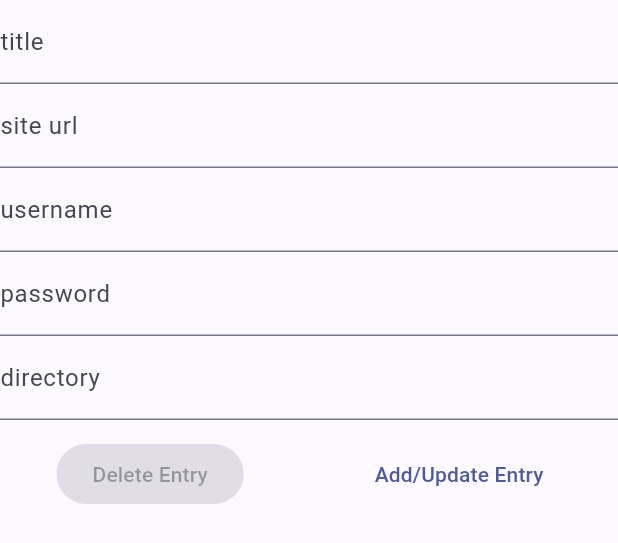
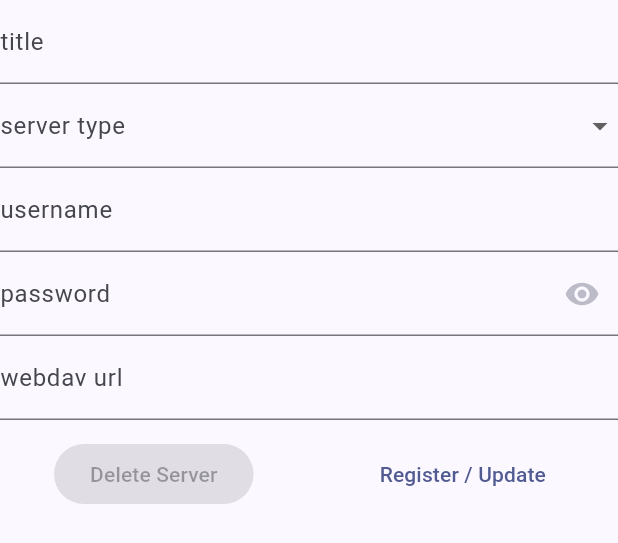
Before and after one commit to innomatica/cartaplus, a Flutter app: the WebDavSettings widget shown alone on an empty page, opened directly, on a phone screen of 412 x 824 dp. Shown: the top 543 px of the screen. Run offline on Flutter 3.47's test engine with Material 3 defaults, Android fonts, the phone set to English and light mode, and no system bars; drawn by our look-alikes of dynamic_color; our stand-ins replace audio_service, audio_video_progress_bar, cloud_firestore, cloud_functions, firebase_auth, firebase_core and 7 more; missing offline and left inert: encrypt, feed_parser, github; accounts and stored records are empty; generated files the repository leaves out were written again; network calls fail; project files that could hold a hidden picture were left out.

Commit message:
code clean up

```diff
--- a/lib/main.dart
+++ b/lib/main.dart
@@ -59,10 +59,6 @@ void main() async {
   final appDocDir = await getApplicationDocumentsDirectory();
   appDocDirPath = appDocDir.path;
 
-  // check update
-  final repo = CartaRepo();
-  repo.checkVersion();
-
   // start app
   runApp(
     MultiProvider(
--- a/lib/model/cartaserver.dart
+++ b/lib/model/cartaserver.dart
@@ -1,7 +1,7 @@
 import '../enc_dec.dart';
 import '../shared/helpers.dart';
 
-enum ServerType { nextcloud, webdav, gdrive }
+enum ServerType { nextcloud, koofr, webdav }
 
 class CartaServer {
   String serverId;
--- a/lib/screens/home/home.dart
+++ b/lib/screens/home/home.dart
@@ -250,7 +250,7 @@ class _HomePageState extends State<HomePage> {
       builder: (context, snapshot) {
         if (snapshot.hasData) {
           return Container(
-            color: Theme.of(context).colorScheme.surfaceVariant,
+            color: Theme.of(context).colorScheme.surfaceContainerHighest,
             padding: const EdgeInsets.only(
               left: 8.0,
               right: 8.0,
--- a/lib/screens/settings/webdav.dart
+++ b/lib/screens/settings/webdav.dart
@@ -15,34 +15,69 @@ class WebDavSettings extends StatefulWidget {
 
 class _WebDavSettingsState extends State<WebDavSettings> {
   final _titleController = TextEditingController();
-  final _urlController = TextEditingController();
   final _userController = TextEditingController();
   final _pswController = TextEditingController();
-  final _dirController = TextEditingController();
+  final _urlController = TextEditingController();
   final _formKey = GlobalKey<FormState>();
   late final CartaBloc _bloc;
+
+  ServerType? _serverType;
+  String _urlHintText = '';
+  bool hidePassword = true;
 
   @override
   void initState() {
     super.initState();
     _bloc = context.read<CartaBloc>();
     if (widget.server != null) {
+      _serverType = widget.server!.type;
       _titleController.text = widget.server!.title;
-      _urlController.text = widget.server!.url;
+      // _siteController.text = widget.server!.url;
       _userController.text = widget.server!.settings?['username'] ?? '';
       _pswController.text = widget.server!.settings?['password'] ?? '';
-      _dirController.text = widget.server!.settings?['directory'] ?? '';
+      _urlController.text =
+          widget.server!.url + widget.server!.settings?['directory'];
     }
   }
 
   @override
   void dispose() {
     _titleController.dispose();
-    _urlController.dispose();
     _userController.dispose();
     _pswController.dispose();
-    _dirController.dispose();
+    _urlController.dispose();
     super.dispose();
+  }
+
+  void _updateDavUrl() {
+    if (_serverType == ServerType.nextcloud) {
+      _urlController.text = "";
+      _urlHintText =
+          "https://cloud.example.com/remote.php/dav/files/${_userController.text}";
+    } else if (_serverType == ServerType.koofr) {
+      _urlController.text = "https://app.koofr.net/dav/Koofr";
+      _urlHintText = "";
+    } else if (_serverType == ServerType.webdav) {
+      _urlController.text = "";
+      _urlHintText = "https://cloud.example.com/webdav";
+    }
+  }
+
+  String? _checkDavUrl(String? value) {
+    if (value == null || value.isEmpty) {
+      return 'Please enter valid WebDAV url';
+    } else if (!value.startsWith('http')) {
+      return 'url should start with http or https';
+    } else {
+      if (_serverType == ServerType.koofr &&
+          !value.startsWith("https://app.koofr.net/dav/Koofr")) {
+        return 'incorrect webdav url for Koofr';
+      } else if (_serverType == ServerType.nextcloud &&
+          !value.contains('remote.php/dav/files')) {
+        return 'must contain /remote.php/dav/files';
+      }
+    }
+    return null;
   }
 
   @override
@@ -52,12 +87,14 @@ class _WebDavSettingsState extends State<WebDavSettings> {
       child: Column(
         mainAxisSize: MainAxisSize.min,
         children: [
+          //
           // title
+          //
           TextFormField(
             controller: _titleController,
             decoration: const InputDecoration(
               label: Text('title'),
-              hintText: 'My Nextcloud Instance',
+              hintText: 'My Cloud',
             ),
             validator: (value) {
               if (value == null || value.isEmpty == true) {
@@ -66,22 +103,26 @@ class _WebDavSettingsState extends State<WebDavSettings> {
               return null;
             },
           ),
-          // url
-          TextFormField(
-            controller: _urlController,
-            decoration: const InputDecoration(
-              label: Text('site url'),
-              hintText: 'https://my.nextcloud.domain',
-            ),
+          //
+          // server type
+          //
+          DropdownButtonFormField(
+            decoration: const InputDecoration(label: Text('server type')),
             validator: (value) {
               if (value == null) {
-                return 'Please enter url';
-              } else if (!value.startsWith('http://') &&
-                  !value.startsWith('https://')) {
-                return 'url should start with "http://" or "https://"';
+                return 'Please select server instance type';
               }
               return null;
             },
+            value: _serverType,
+            items: ServerType.values
+                .map((e) =>
+                    DropdownMenuItem<ServerType>(value: e, child: Text(e.name)))
+                .toList(),
+            onChanged: (ServerType? value) => setState(() {
+              _serverType = value;
+              _updateDavUrl();
+            }),
           ),
           // user
           TextFormField(
@@ -94,10 +135,23 @@ class _WebDavSettingsState extends State<WebDavSettings> {
               return null;
             },
           ),
+          //
+          // password
+          //
           TextFormField(
             controller: _pswController,
-            obscureText: true,
-            decoration: const InputDecoration(label: Text('password')),
+            obscureText: hidePassword,
+            decoration: InputDecoration(
+              label: const Text('password'),
+              suffixIcon: IconButton(
+                onPressed: () => setState(() => hidePassword = !hidePassword),
+                icon: const Icon(Icons.remove_red_eye),
+                color: Theme.of(context)
+                    .colorScheme
+                    .secondary
+                    .withAlpha(hidePassword ? 100 : 200),
+              ),
+            ),
             validator: (value) {
               if (value == null || value.isEmpty == true) {
                 return 'Please enter password';
@@ -105,17 +159,21 @@ class _WebDavSettingsState extends State<WebDavSettings> {
               return null;
             },
           ),
+          //
+          // webdav url
+          //
           TextFormField(
-            controller: _dirController,
-            decoration: const InputDecoration(
-              label: Text('directory'),
-              hintText: '/Media/MyAudioBooks',
-            ),
-          ),
+              controller: _urlController,
+              decoration: InputDecoration(
+                  label: const Text('webdav url'), hintText: _urlHintText),
+              validator: _checkDavUrl),
           const SizedBox(height: 12.0),
           Row(
             mainAxisAlignment: MainAxisAlignment.spaceAround,
             children: [
+              //
+              // Delete Entry
+              //
               ElevatedButton(
                 onPressed: widget.server == null
                     ? null
@@ -123,50 +181,63 @@ class _WebDavSettingsState extends State<WebDavSettings> {
                         _bloc.deleteBookServer(widget.server!);
                         ExpansionTileController.of(context).collapse();
                       },
-                child: const Text('Delete Entry'),
+                child: const Text('Delete Server'),
               ),
+              //
+              // Add Server
+              //
               TextButton(
                 onPressed: () async {
                   if (_formKey.currentState!.validate()) {
                     // dismiss screen keyboard
                     FocusManager.instance.primaryFocus?.unfocus();
                     final title = _titleController.text.trim();
-                    final url = _urlController.text.trim();
                     final username = _userController.text.trim();
                     final password = _pswController.text.trim();
-                    final dir = _dirController.text.trim();
+                    String url = _urlController.text.trim();
+                    // get rid of trailing slash
+                    url = url.replaceAll(RegExp(r'/$'), '');
+                    int split = url.indexOf('/', 8);
+                    String host = url;
+                    String directory = '';
+                    if (split != -1) {
+                      host = url.substring(0, split);
+                      directory = url.substring(split);
+                    }
+                    logDebug('host: $host, directory: $directory');
                     if (widget.server == null) {
                       final server = CartaServer(
                           serverId: getIdFromUrl(url),
-                          type: ServerType.nextcloud,
+                          type: _serverType!,
                           title: title,
                           // get rid of trailing slash
-                          url: url.replaceAll(RegExp(r'/$'), ''),
+                          url: host,
                           settings: {
                             'authentication': 'basic',
                             'username': username,
                             'password': password,
                             // get rid of reading and trailing slash
-                            'directory': dir.replaceAll(RegExp(r'^/|/$'), ''),
+                            'directory': directory,
                           });
-                      // logDebug('server: ${server.toString()}');
+                      logDebug('add server: $server');
                       _bloc.addBookServer(server);
                     } else {
                       widget.server!.title = title;
-                      widget.server!.url = url;
+                      widget.server!.url = host;
                       widget.server!.settings = {
                         'authentication': 'basic',
                         'username': username,
                         'password': password,
-                        'directory': dir.replaceAll(RegExp(r'^/|/$'), ''),
+                        'directory': directory,
                       };
+                      logDebug('update server: ${widget.server}');
                       _bloc.updateBookServer(widget.server!);
                     }
                     // Navigator.of(context).pop();
                     ExpansionTileController.of(context).collapse();
                   }
                 },
-                child: const Text('Add/Update Entry'),
+                child: const Text('Register / Update'),
               ),
             ],
           ),
--- a/lib/service/audiohandler.dart
+++ b/lib/service/audiohandler.dart
@@ -1,6 +1,7 @@
 import 'dart:async';
 
 import 'package:audio_service/audio_service.dart';
+import 'package:cartaplus/shared/settings.dart';
 // import 'package:flutter/material.dart';
 import 'package:flutter/services.dart';
 import 'package:just_audio/just_audio.dart';
@@ -14,8 +15,8 @@ Future<CartaAudioHandler> createAudioHandler() async {
   return await AudioService.init(
     builder: () => CartaAudioHandler(),
     config: const AudioServiceConfig(
-      androidNotificationChannelId: 'com.innomatic.cartaplus.channel.audio',
-      androidNotificationChannelName: 'Carta playback',
+      androidNotificationChannelId: androidNotificationChannelId,
+      androidNotificationChannelName: androidNotificationChannelName,
       androidNotificationOngoing: true,
       // this will keep the foreground on during pause
       // check: https://pub.dev/packages/audio_service
--- a/lib/shared/apptheme.dart
+++ b/lib/shared/apptheme.dart
@@ -1,3 +1,4 @@
+import 'package:cartaplus/shared/settings.dart';
 import 'package:flutter/material.dart';
 
 class AppTheme {
@@ -5,7 +6,7 @@ class AppTheme {
     ColorScheme scheme = colorScheme ??
         ColorScheme.fromSeed(
           brightness: Brightness.light,
-          seedColor: Colors.indigoAccent,
+          seedColor: seedColorLight,
         );
     return ThemeData(colorScheme: scheme, useMaterial3: true);
   }
@@ -14,7 +15,7 @@ class AppTheme {
     ColorScheme scheme = colorScheme ??
         ColorScheme.fromSeed(
           brightness: Brightness.dark,
-          seedColor: Colors.indigoAccent,
+          seedColor: seedColorDark,
         );
     return ThemeData(colorScheme: scheme, useMaterial3: true);
   }
--- a/lib/shared/settings.dart
+++ b/lib/shared/settings.dart
@@ -1,8 +1,12 @@
 // app info
+import 'package:flutter/material.dart';
+
 const appId = 'com.innomatic.cartaplus';
 const appName = 'Carta Plus';
 const appVersion = '2.6.0+35';
 const emailDeveloper = 'nuntium.ubique@gmail.com';
+const androidNotificationChannelId = 'com.innomatic.cartaplus.channel.audio';
+const androidNotificationChannelName = 'Carta playback';
 
 // asset images
 const defaultAlbumImage = 'assets/images/open-book-512.png';
@@ -56,6 +60,10 @@ bool isScreenWide = false;
 // bottom padding
 const double bottomPadding = 52.0;
 
+// seed color
+const seedColorLight = Colors.indigoAccent;
+const seedColorDark = Colors.indigoAccent;
+
 // account limits
 const int maxBooksToCreate = 50;
 const int maxLibrariesToJoin = 5;
```
Also changed, not shown: lib/logic/github.dart (+5 -9 lines), lib/screens/cloud/webdav_navigator.dart (+6 -4 lines), lib/service/nextcloud.dart (+5 -4 lines), lib/service/webdav.dart (+94 -22 lines), pubspec.lock.
